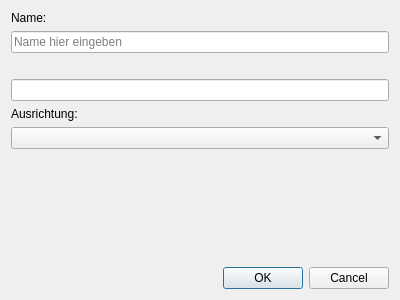
Before: the Qt Designer form src/view/editview.ui in 3ricS/NOR, drawn with Qt 5.
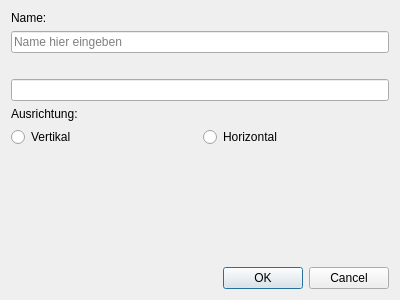
After: the same form once the commit is applied.

Commit message: Radio Buttons

```diff
--- a/src/view/editview.ui
+++ b/src/view/editview.ui
@@ -48,7 +48,22 @@
       </widget>
      </item>
      <item>
-      <widget class="QComboBox" name="comboBoxOrientation"/>
+      <layout class="QHBoxLayout" name="horizontalLayout">
+       <item>
+        <widget class="QRadioButton" name="verticalButton">
+         <property name="text">
+          <string>Vertikal</string>
+         </property>
+        </widget>
+       </item>
+       <item>
+        <widget class="QRadioButton" name="horizontalButton">
+         <property name="text">
+          <string>Horizontal</string>
+         </property>
+        </widget>
+       </item>
+      </layout>
      </item>
      <item>
       <spacer name="verticalSpacer">
```
The commit also changes 1 other file.
